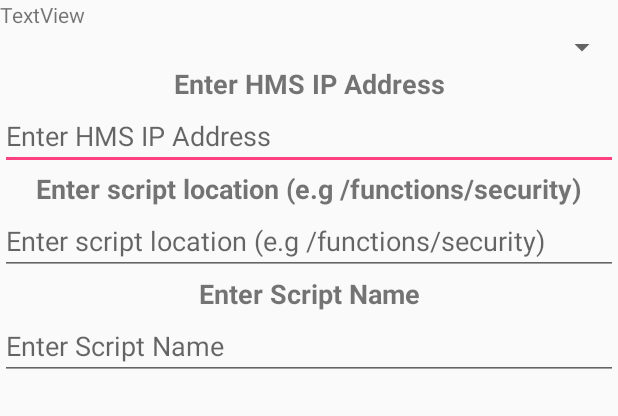
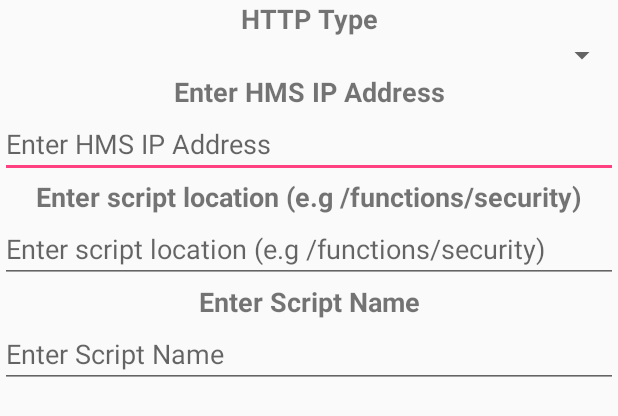
Before and after one commit to seanc123/NFC-Writer-Pal, an Android app: the layout dialog_hms.xml on its own in the app's theme, with its tools: preview values and no code run, on a phone screen of 412 x 824 dp. Shown: the top 416 px of the screen. Run offline under Robolectric (Android 15) with nearby library versions, the phone set to English and light mode, and no system bars.

Commit message:
HMS Dialog & write function added

```diff
--- a/NFCWriterPal/app/src/main/java/com/apps/seanc/nfcwriterpal/Tools/Controller.java
+++ b/NFCWriterPal/app/src/main/java/com/apps/seanc/nfcwriterpal/Tools/Controller.java
@@ -35,7 +35,6 @@ public class Controller {
     // Sets request url to the arm php script
     // Creates and executes task with arm script request
     public void apacheHttp(String httpURL){
-        //String URL = "http://192.168.0.241/functions/run_pic.php";
         task = new apacheTask(httpURL);
         task.execute((Void) null);
     }
--- a/NFCWriterPal/app/src/main/res/layout/dialog_hms.xml
+++ b/NFCWriterPal/app/src/main/res/layout/dialog_hms.xml
@@ -4,15 +4,18 @@
     android:layout_height="match_parent">
 
     <TextView
-        android:text="TextView"
+        android:text="@string/dialog_http_type"
         android:layout_width="match_parent"
         android:layout_height="wrap_content"
-        android:id="@+id/textView5" />
+        android:id="@+id/dh_tv_http_header"
+        android:textSize="18sp"
+        android:textStyle="normal|bold"
+        android:textAlignment="center" />
 
     <Spinner
         android:layout_width="match_parent"
         android:layout_height="wrap_content"
-        android:id="@+id/spinner" />
+        android:id="@+id/dh_spinr_http" />
 
     <TextView
         android:text="@string/dialog_hms_ip"
@@ -26,7 +29,7 @@
     <EditText
         android:layout_width="match_parent"
         android:layout_height="wrap_content"
-        android:inputType="textPersonName"
+        android:inputType="numberDecimal"
         android:ems="10"
         android:id="@+id/dh_et_ip"
         android:textSize="18sp"
```
Also changed, not shown: NFCWriterPal/app/src/main/java/com/apps/seanc/nfcwriterpal/ActivityHandlers/HMSManagerActivity.java (+8 -45 lines), NFCWriterPal/app/src/main/java/com/apps/seanc/nfcwriterpal/ArrayAdapters/WriteListAdapter.java (+7 -2 lines), NFCWriterPal/app/src/main/res/layout/content_message_selection.xml (+8 -0 lines).
